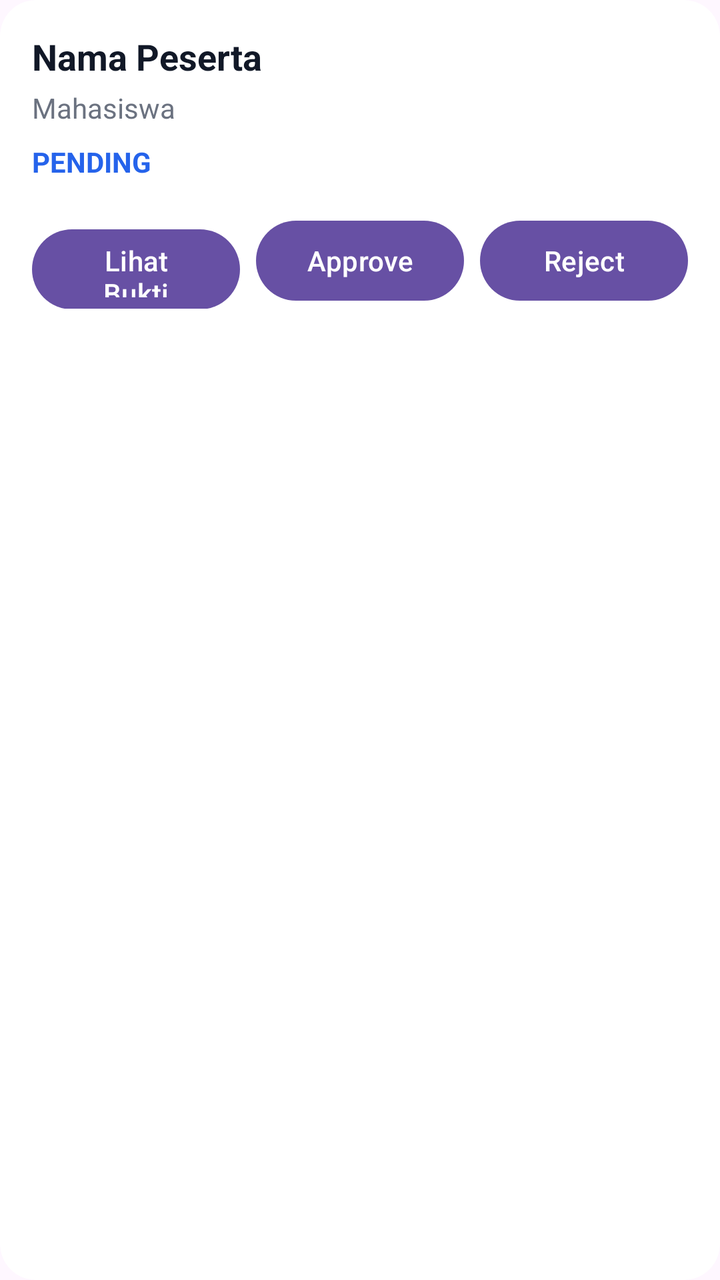
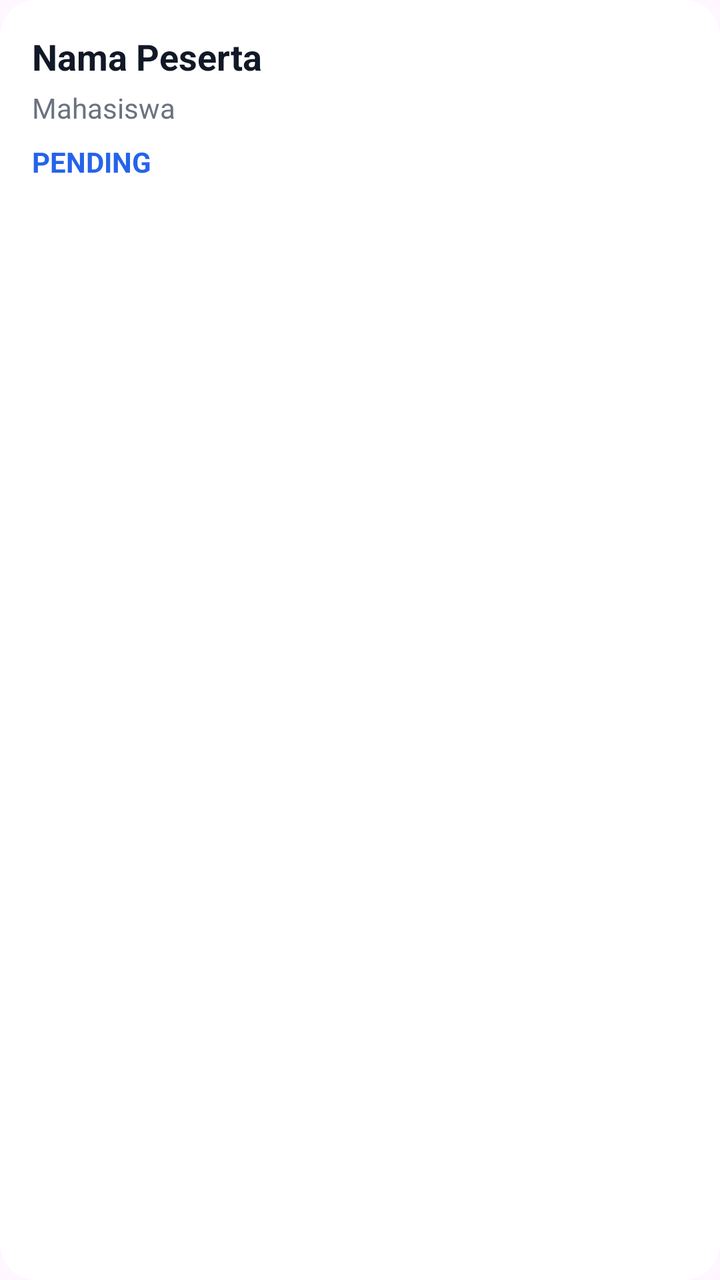

Before-and-after screenshots of an Android layout around one commit, followed by the original layout XML and the change that was made.
<!-- AndroidManifest.xml: application theme Theme.CampusConnectProject -->
<!-- res/layout/item_participant.xml -->
<?xml version="1.0" encoding="utf-8"?>
<androidx.cardview.widget.CardView
    xmlns:android="http://schemas.android.com/apk/res/android"
    xmlns:app="http://schemas.android.com/apk/res-auto"
    android:layout_width="match_parent"
    android:layout_height="wrap_content"
    android:layout_marginHorizontal="16dp"
    android:layout_marginVertical="8dp"
    app:cardCornerRadius="18dp"
    app:cardElevation="3dp">

    <LinearLayout
        android:layout_width="match_parent"
        android:layout_height="wrap_content"
        android:orientation="vertical"
        android:padding="16dp">

        
        <TextView
            android:id="@+id/tvParticipantName"
            android:layout_width="wrap_content"
            android:layout_height="wrap_content"
            android:text="Nama Peserta"
            android:textSize="18sp"
            android:textStyle="bold"
            android:textColor="#111827"/>

        
        <TextView
            android:id="@+id/tvParticipantRole"
            android:layout_width="wrap_content"
            android:layout_height="wrap_content"
            android:layout_marginTop="4dp"
            android:text="Mahasiswa"
            android:textSize="14sp"
            android:textColor="#6B7280"/>

        
        <TextView
            android:id="@+id/tvParticipantStatus"
            android:layout_width="wrap_content"
            android:layout_height="wrap_content"
            android:layout_marginTop="8dp"
            android:text="PENDING"
            android:textStyle="bold"
            android:textColor="#2563EB"/>

        
        <LinearLayout
            android:layout_width="match_parent"
            android:layout_height="wrap_content"
            android:layout_marginTop="16dp"
            android:orientation="horizontal">

            <Button
                android:id="@+id/btnViewProof"
                android:layout_width="0dp"
                android:layout_height="48dp"
                android:layout_weight="1"
                android:text="Lihat Bukti"/>

            <Space
                android:layout_width="8dp"
                android:layout_height="wrap_content"/>

            <Button
                android:id="@+id/btnApprove"
                android:layout_width="0dp"
                android:layout_height="48dp"
                android:layout_weight="1"
                android:text="Approve"/>

            <Space
                android:layout_width="8dp"
                android:layout_height="wrap_content"/>

            <Button
                android:id="@+id/btnReject"
                android:layout_width="0dp"
                android:layout_height="48dp"
                android:layout_weight="1"
                android:text="Reject"/>
        </LinearLayout>

    </LinearLayout>

</androidx.cardview.widget.CardView>
<!-- resources referenced by this layout -->
<resources>
  <style name="Theme.CampusConnectProject" parent="Base.Theme.CampusConnectProject" />
  <style name="Base.Theme.CampusConnectProject" parent="Theme.Material3.DayNight.NoActionBar">
          <item name="android:forceDarkAllowed" tools:targetApi="q">false</item>
      </style>
</resources>

<!-- the commit's change to res/layout/item_participant.xml (unified diff, before → after) -->
@@ -16,41 +16,69 @@
         android:padding="16dp">
 
         
-        <TextView
-            android:id="@+id/tvParticipantName"
-            android:layout_width="wrap_content"
+        <RelativeLayout
+            android:layout_width="match_parent"
             android:layout_height="wrap_content"
-            android:text="Nama Peserta"
-            android:textSize="18sp"
-            android:textStyle="bold"
-            android:textColor="#111827"/>
+            android:layout_marginBottom="8dp">
 
-        
-        <TextView
-            android:id="@+id/tvParticipantRole"
-            android:layout_width="wrap_content"
-            android:layout_height="wrap_content"
-            android:layout_marginTop="4dp"
-            android:text="Mahasiswa"
-            android:textSize="14sp"
-            android:textColor="#6B7280"/>
+            
+            <LinearLayout
+                android:layout_width="wrap_content"
+                android:layout_height="wrap_content"
+                android:orientation="vertical"
+                android:layout_toStartOf="@id/btnReview"
+                android:layout_alignParentStart="true">
 
-        
-        <TextView
-            android:id="@+id/tvParticipantStatus"
-            android:layout_width="wrap_content"
-            android:layout_height="wrap_content"
-            android:layout_marginTop="8dp"
-            android:text="PENDING"
-            android:textStyle="bold"
-            android:textColor="#2563EB"/>
+                <TextView
+                    android:id="@+id/tvParticipantName"
+                    android:layout_width="wrap_content"
+                    android:layout_height="wrap_content"
+                    android:text="Nama Peserta"
+                    android:textSize="18sp"
+                    android:textStyle="bold"
+                    android:textColor="#111827"/>
+
+                <TextView
+                    android:id="@+id/tvParticipantRole"
+                    android:layout_width="wrap_content"
+                    android:layout_height="wrap_content"
+                    android:layout_marginTop="4dp"
+                    android:text="Mahasiswa"
+                    android:textSize="14sp"
+                    android:textColor="#6B7280"/>
+
+                <TextView
+                    android:id="@+id/tvParticipantStatus"
+                    android:layout_width="wrap_content"
+                    android:layout_height="wrap_content"
+                    android:layout_marginTop="8dp"
+                    android:text="PENDING"
+                    android:textStyle="bold"
+                    android:textColor="#2563EB"/>
+            </LinearLayout>
+
+            
+            <Button
+                android:id="@+id/btnReview"
+                android:layout_width="wrap_content"
+                android:layout_height="40dp"
+                android:layout_alignParentEnd="true"
+                android:layout_centerVertical="true"
+                android:text="Lihat Review"
+                android:textSize="12sp"
+                android:textColor="@color/white"
+                android:backgroundTint="#F59E0B"
+                android:paddingHorizontal="12dp"
+                android:visibility="gone"/>
+        </RelativeLayout>
 
         
         <LinearLayout
+            android:id="@+id/layoutActionButtons"
             android:layout_width="match_parent"
             android:layout_height="wrap_content"
-            android:layout_marginTop="16dp"
-            android:orientation="horizontal">
+            android:orientation="horizontal"
+            android:visibility="gone">
 
             <Button
                 android:id="@+id/btnViewProof"
@@ -68,18 +96,22 @@
                 android:layout_width="0dp"
                 android:layout_height="48dp"
                 android:layout_weight="1"
-                android:text="Approve"/>
+                android:text="Approve"
+                android:visibility="gone"/>
 
             <Space
+                android:id="@+id/spaceApprove"
                 android:layout_width="8dp"
-                android:layout_height="wrap_content"/>
+                android:layout_height="wrap_content"
+                android:visibility="gone"/>
 
             <Button
                 android:id="@+id/btnReject"
                 android:layout_width="0dp"
                 android:layout_height="48dp"
                 android:layout_weight="1"
-                android:text="Reject"/>
+                android:text="Reject"
+                android:visibility="gone"/>
         </LinearLayout>
 
     </LinearLayout>
<!-- resource entries referenced after the edit -->
@@ -1,5 +1,6 @@
 <!-- resources referenced by this layout -->
 <resources>
+  <color name="white">#FFFFFFFF</color>
   <style name="Theme.CampusConnectProject" parent="Base.Theme.CampusConnectProject" />
   <style name="Base.Theme.CampusConnectProject" parent="Theme.Material3.DayNight.NoActionBar">
           <item name="android:forceDarkAllowed" tools:targetApi="q">false</item>
